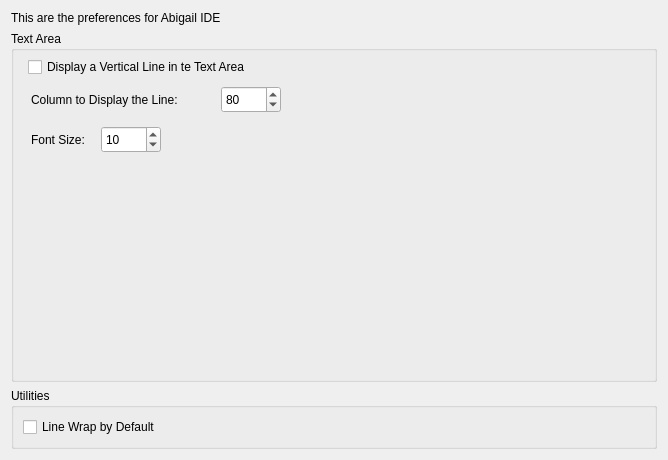
Above: ui/preferencestab.ui from ElPincheTopo/Abigail before the change. Below: the same form after it.
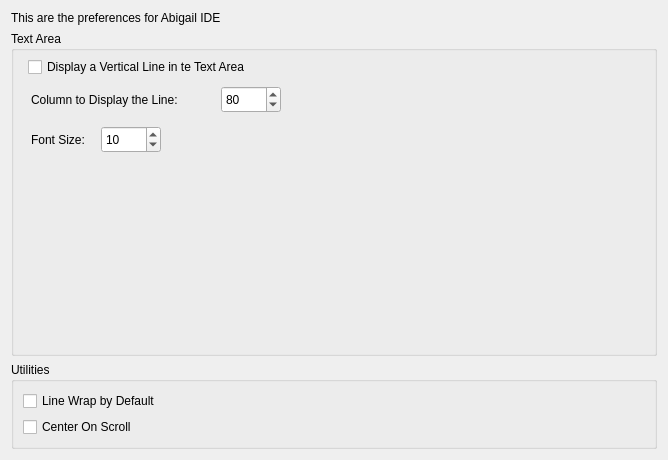
That is the form after the change.

Commit message:
Issue #113 Add the center on scroll effect to preferences
Add the preference for the center effect on scroll and add it to the
preferences.

Also, pimp a little the encapsulation stuff of the CodeEditor class.

```diff
--- a/ui/preferencestab.ui
+++ b/ui/preferencestab.ui
@@ -146,7 +146,7 @@
         <string>Utilities</string>
        </property>
        <property name="flat">
-        <bool>true</bool>
+        <bool>false</bool>
        </property>
        <property name="checkable">
         <bool>false</bool>
@@ -159,6 +159,13 @@
           </property>
          </widget>
         </item>
+        <item row="2" column="0">
+         <widget class="QCheckBox" name="centerOnScrollCheck">
+          <property name="text">
+           <string>Center On Scroll</string>
+          </property>
+         </widget>
+        </item>
        </layout>
       </widget>
      </item>
```
The commit also changes 8 other files.
